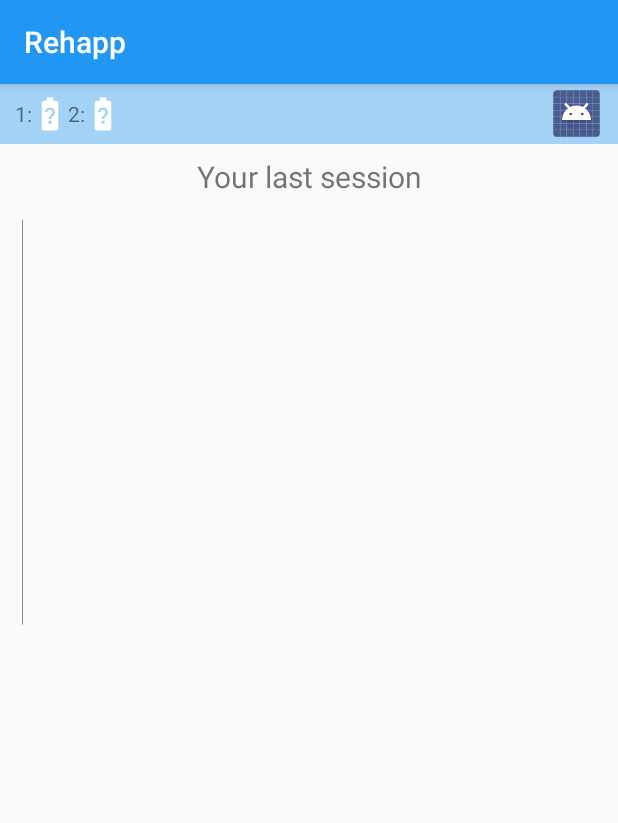
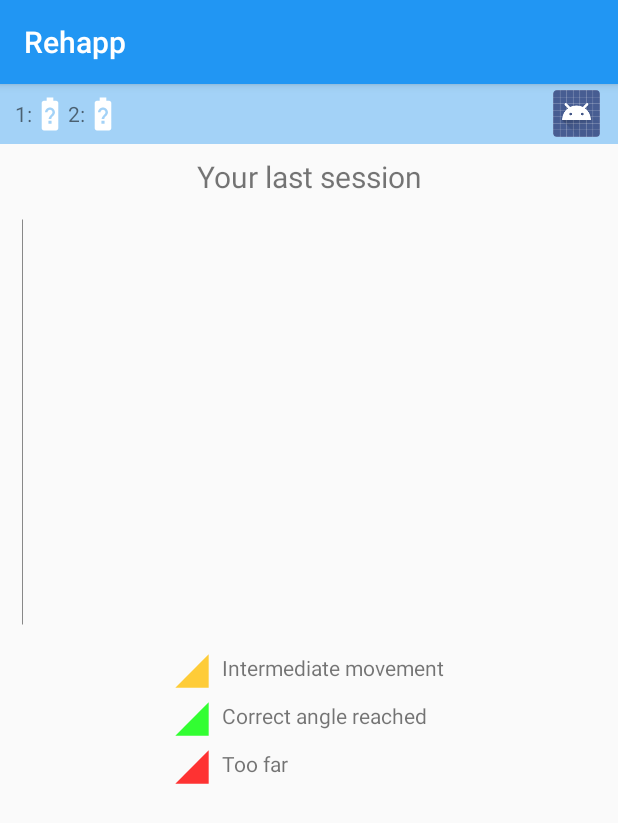
Before and after one commit to jebriella/RehabAppProject, an Android app: the LastSessionActivity screen opened directly, with no data from a screen before it, on a phone screen of 412 x 824 dp. Shown: the top 823 px of the screen. Run offline under Robolectric (Android 15) with nearby library versions, the phone set to English and light mode, and no system bars; our stand-ins replace Firebase (no records; nobody signed in at launch, a user with empty details on screens opened directly), Picasso; libraries missing offline, so code that uses them is left out: com.opencsv; pictures from the network do not load; 2 statements that could not run were skipped.

Commit message:
legend on last session

```diff
--- /dev/null
+++ b/app/src/main/res/drawable-anydpi/ic_triangle_green.xml
@@ -0,0 +1,14 @@
+<vector xmlns:android="http://schemas.android.com/apk/res/android"
+    android:width="24dp"
+    android:height="24dp"
+    android:viewportWidth="21.6"
+    android:viewportHeight="21.6"
+    android:tint="#00FF00"
+    android:alpha="0.8">
+  <group android:translateX="-1.2"
+      android:translateY="-1.2">
+      <path
+          android:fillColor="#FF000000"
+          android:pathData="M2,22h20V2z"/>
+  </group>
+</vector>
--- /dev/null
+++ b/app/src/main/res/drawable-anydpi/ic_triangle_red.xml
@@ -0,0 +1,14 @@
+<vector xmlns:android="http://schemas.android.com/apk/res/android"
+    android:width="24dp"
+    android:height="24dp"
+    android:viewportWidth="21.6"
+    android:viewportHeight="21.6"
+    android:tint="#FF0000"
+    android:alpha="0.8">
+  <group android:translateX="-1.2"
+      android:translateY="-1.2">
+      <path
+          android:fillColor="#FF000000"
+          android:pathData="M2,22h20V2z"/>
+  </group>
+</vector>
--- /dev/null
+++ b/app/src/main/res/drawable-anydpi/ic_triangle_yellow.xml
@@ -0,0 +1,14 @@
+<vector xmlns:android="http://schemas.android.com/apk/res/android"
+    android:width="24dp"
+    android:height="24dp"
+    android:viewportWidth="21.6"
+    android:viewportHeight="21.6"
+    android:tint="#FFC107"
+    android:alpha="0.8">
+  <group android:translateX="-1.2"
+      android:translateY="-1.2">
+      <path
+          android:fillColor="#FF000000"
+          android:pathData="M2,22h20V2z"/>
+  </group>
+</vector>
--- a/app/src/main/res/layout/activity_last_session.xml
+++ b/app/src/main/res/layout/activity_last_session.xml
@@ -1,7 +1,9 @@
 <?xml version="1.0" encoding="utf-8"?>
 <LinearLayout xmlns:android="http://schemas.android.com/apk/res/android"
+    xmlns:app="http://schemas.android.com/apk/res-auto"
     android:orientation="vertical" android:layout_width="match_parent"
-    android:layout_height="match_parent">
+    android:layout_height="match_parent"
+    android:gravity="center_horizontal">
 
     <include
         layout="@layout/statusbar"
@@ -23,4 +25,39 @@
         android:paddingBottom="150dp">
     </com.github.mikephil.charting.charts.ScatterChart>
 
+    <GridLayout
+        android:layout_width="wrap_content"
+        android:layout_height="wrap_content"
+        android:columnCount="2"
+        android:rowCount="3"
+        android:useDefaultMargins="true">
+
+    <ImageView
+        android:layout_width="wrap_content"
+        android:layout_height="wrap_content"
+        app:srcCompat="@drawable/ic_triangle_yellow" />
+        <TextView
+            android:layout_width="wrap_content"
+            android:layout_height="wrap_content"
+            android:text="Intermediate movement"/>
+    <ImageView
+        android:layout_width="wrap_content"
+        android:layout_height="wrap_content"
+        app:srcCompat="@drawable/ic_triangle_green" />
+        <TextView
+            android:layout_width="wrap_content"
+            android:layout_height="wrap_content"
+            android:text="Correct angle reached"/>
+    <ImageView
+    android:layout_width="wrap_content"
+    android:layout_height="wrap_content"
+    app:srcCompat="@drawable/ic_triangle_red" />
+        <TextView
+            android:layout_width="wrap_content"
+            android:layout_height="wrap_content"
+            android:text="Too far"/>
+
+    </GridLayout>
+
+
 </LinearLayout>
```
Also changed, not shown: app/src/main/java/com/example/rehabappproject/HomeActivity.java (+0 -7 lines), app/src/main/res/drawable-hdpi/ic_triangle_green.png (added), app/src/main/res/drawable-hdpi/ic_triangle_red.png (added), app/src/main/res/drawable-hdpi/ic_triangle_yellow.png (added), app/src/main/res/drawable-mdpi/ic_triangle_green.png (added), app/src/main/res/drawable-mdpi/ic_triangle_red.png (added), app/src/main/res/drawable-mdpi/ic_triangle_yellow.png (added), app/src/main/res/drawable-xhdpi/ic_triangle_green.png (added), app/src/main/res/drawable-xhdpi/ic_triangle_red.png (added), app/src/main/res/drawable-xhdpi/ic_triangle_yellow.png (added), app/src/main/res/drawable-xxhdpi/ic_triangle_green.png (added), app/src/main/res/drawable-xxhdpi/ic_triangle_red.png (added), app/src/main/res/drawable-xxhdpi/ic_triangle_yellow.png (added).
